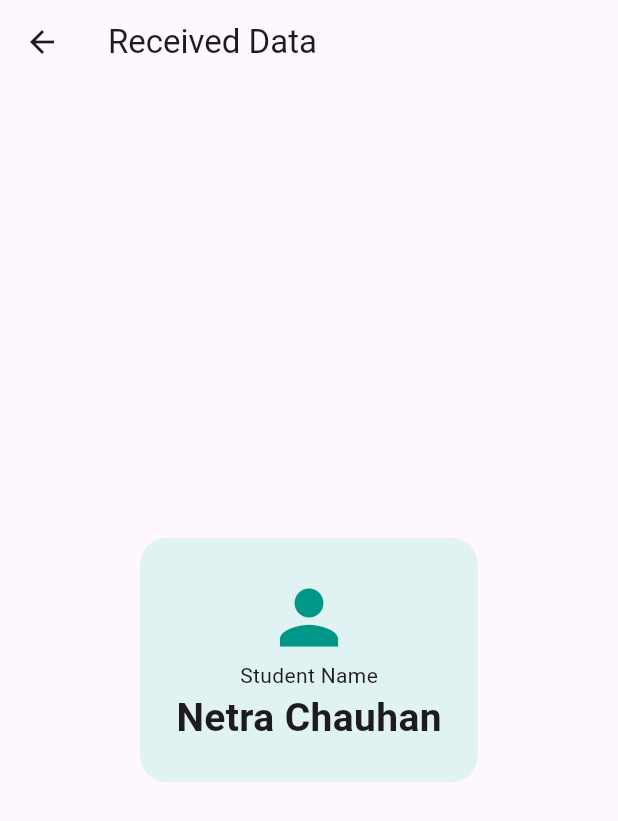
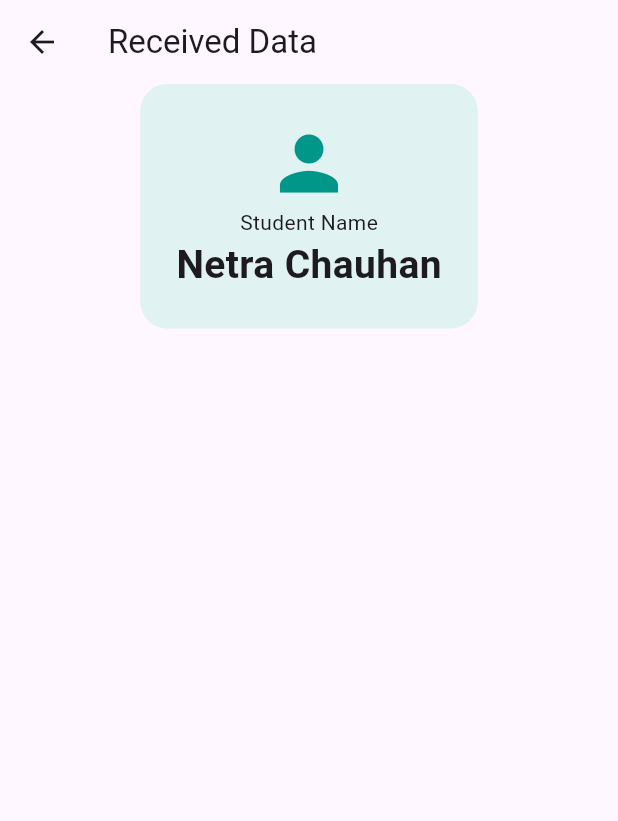
Before and after one commit to NetraChauhan/flutter_lab_sheet_4, a Flutter app: the Second screen opened directly, on a phone screen of 412 x 824 dp. Shown: the top 821 px of the screen. Run offline on Flutter 3.47's test engine with Material 3 defaults, Android fonts, the phone set to English and light mode, and no system bars.

Commit message:
Remove vertical centering from Program 16

```diff
--- a/lib/program_16.dart
+++ b/lib/program_16.dart
@@ -15,5 +15,5 @@ class First extends StatelessWidget{
 class Second extends StatelessWidget{
  final String name;
  const Second(this.name,{super.key});
- Widget build(c)=>Scaffold(appBar:AppBar(title:const Text('Received Data')),body:Center(child:Container(padding:const EdgeInsets.all(24),decoration:BoxDecoration(color:Colors.teal.shade50,borderRadius:BorderRadius.circular(18)),child:Column(mainAxisSize:MainAxisSize.min,children:[const Icon(Icons.person,size:58,color:Colors.teal),const Text('Student Name'),Text(name,style:const TextStyle(fontSize:26,fontWeight:FontWeight.bold))]))));
+ Widget build(c)=>Scaffold(appBar:AppBar(title:const Text('Received Data')),body:Align(alignment:Alignment.topCenter,child:Container(padding:const EdgeInsets.all(24),decoration:BoxDecoration(color:Colors.teal.shade50,borderRadius:BorderRadius.circular(18)),child:Column(mainAxisSize:MainAxisSize.min,children:[const Icon(Icons.person,size:58,color:Colors.teal),const Text('Student Name'),Text(name,style:const TextStyle(fontSize:26,fontWeight:FontWeight.bold))]))));
 }
```
